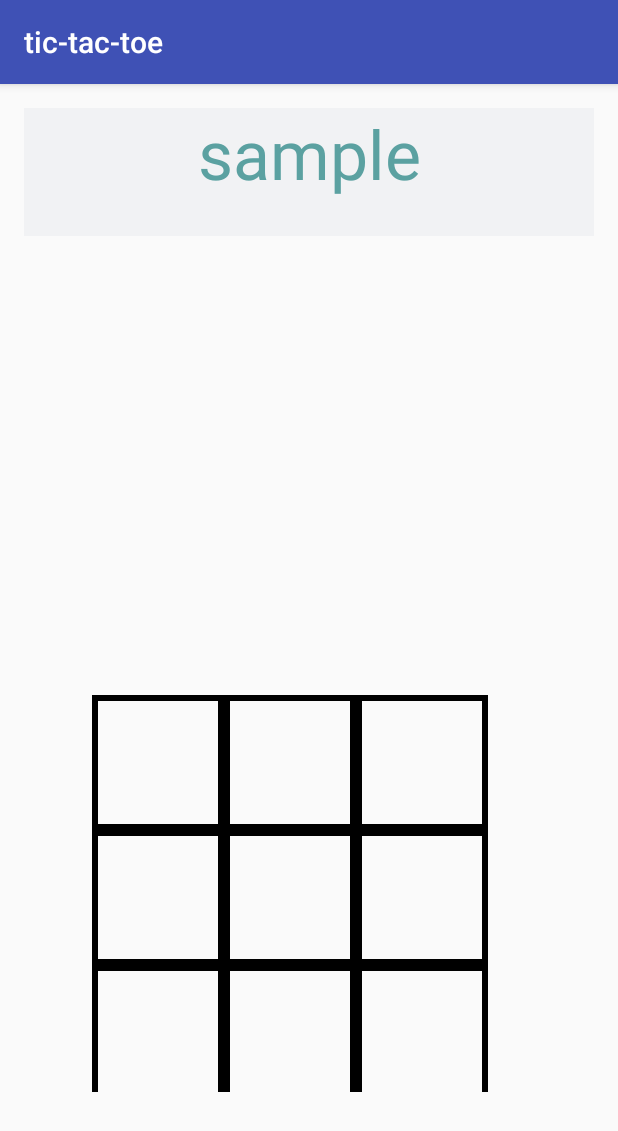
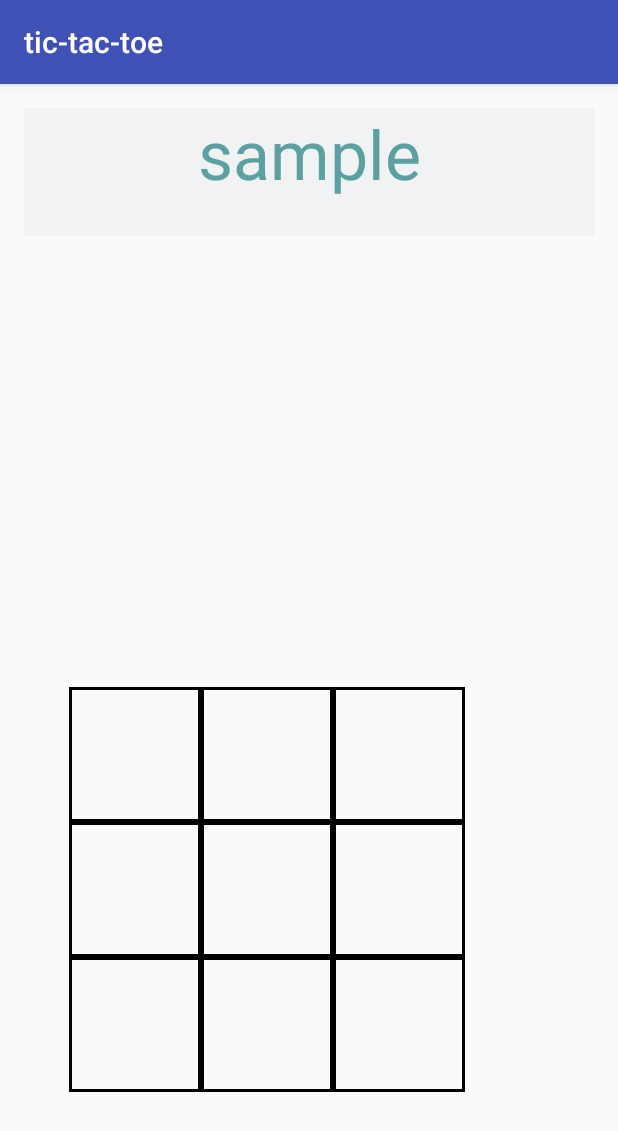
Before and after one commit to aartea/tic-tac-toe, an Android app: the GameActivity screen opened directly, with no data from a screen before it, on a phone screen of 412 x 824 dp. Shown: the top 1131 px of the screen. Run offline under Robolectric (Android 15) with nearby library versions, the phone set to English and light mode, and no system bars.

Commit message:
Add content to main activity

```diff
--- a/app/src/main/java/co/aartea/tic_tac_toe/GameActivity.java
+++ b/app/src/main/java/co/aartea/tic_tac_toe/GameActivity.java
@@ -3,11 +3,16 @@ package co.aartea.tic_tac_toe;
 import android.support.v7.app.AppCompatActivity;
 import android.os.Bundle;
 
+//Project notes: When 'X' is clicked; change color with dark blue text, light blue background
+//'O' is clicked -- display dark red text; light red background.
 public class GameActivity extends AppCompatActivity {
 
     @Override
     protected void onCreate(Bundle savedInstanceState) {
         super.onCreate(savedInstanceState);
         setContentView(R.layout.activity_game);
+
+        //Add button listeners
+
     }
 }
--- a/app/src/main/res/drawable/button_border.xml
+++ b/app/src/main/res/drawable/button_border.xml
@@ -2,6 +2,6 @@
 <shape xmlns:android="http://schemas.android.com/apk/res/android">
 
     <stroke
-        android:width="4dp"
+        android:width="2dp"
         android:color="#000"/>
 </shape>
--- a/app/src/main/res/layout/activity_game.xml
+++ b/app/src/main/res/layout/activity_game.xml
@@ -22,9 +22,9 @@
         android:layout_alignParentBottom="true"
         android:layout_width="wrap_content"
         android:layout_height="350dp"
-        android:paddingLeft="45dp"
-        android:paddingRight="40dp"
-        android:paddingTop="5dp"
+        android:paddingLeft="30dp"
+        android:paddingRight="30dp"
+        android:paddingTop="0dp"
         android:paddingBottom="80dp">
 
 
--- a/app/src/main/res/layout/activity_main.xml
+++ b/app/src/main/res/layout/activity_main.xml
@@ -27,6 +27,7 @@
         android:layout_marginTop="40dp" />
 
     <Button
+        android:id="@+id/gameStart"
         android:layout_width="wrap_content"
         android:layout_height="41dp"
         android:layout_alignParentLeft="true"
```
Also changed, not shown: app/src/main/java/co/aartea/tic_tac_toe/MainActivity.java (+31 -1 lines).
